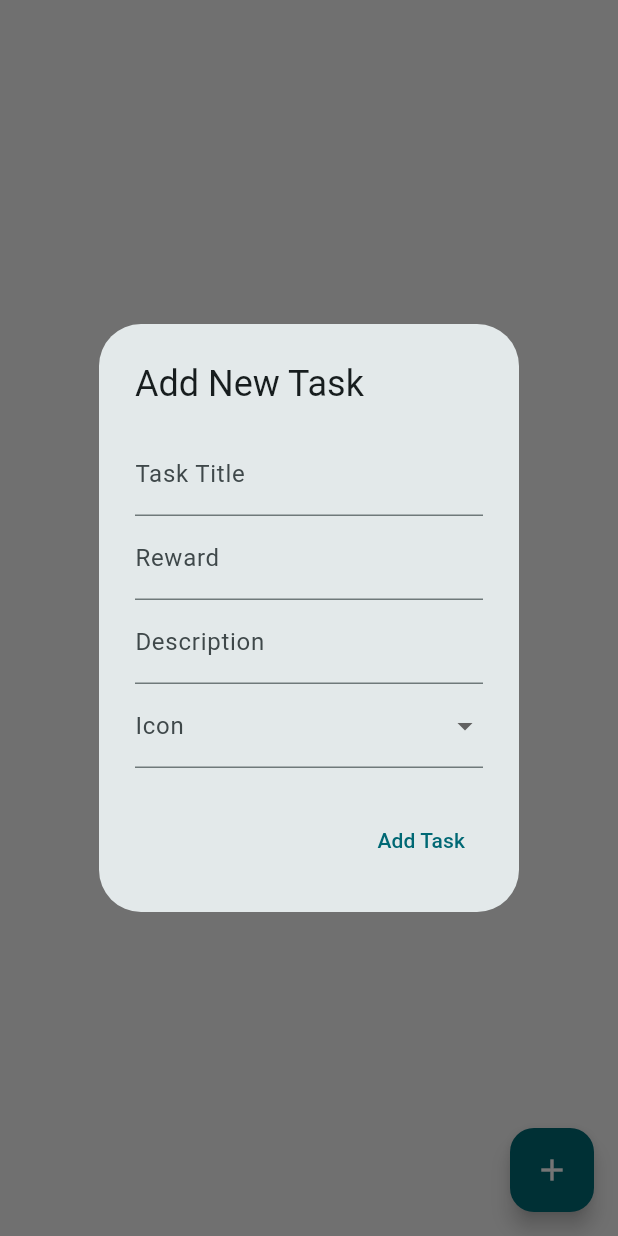
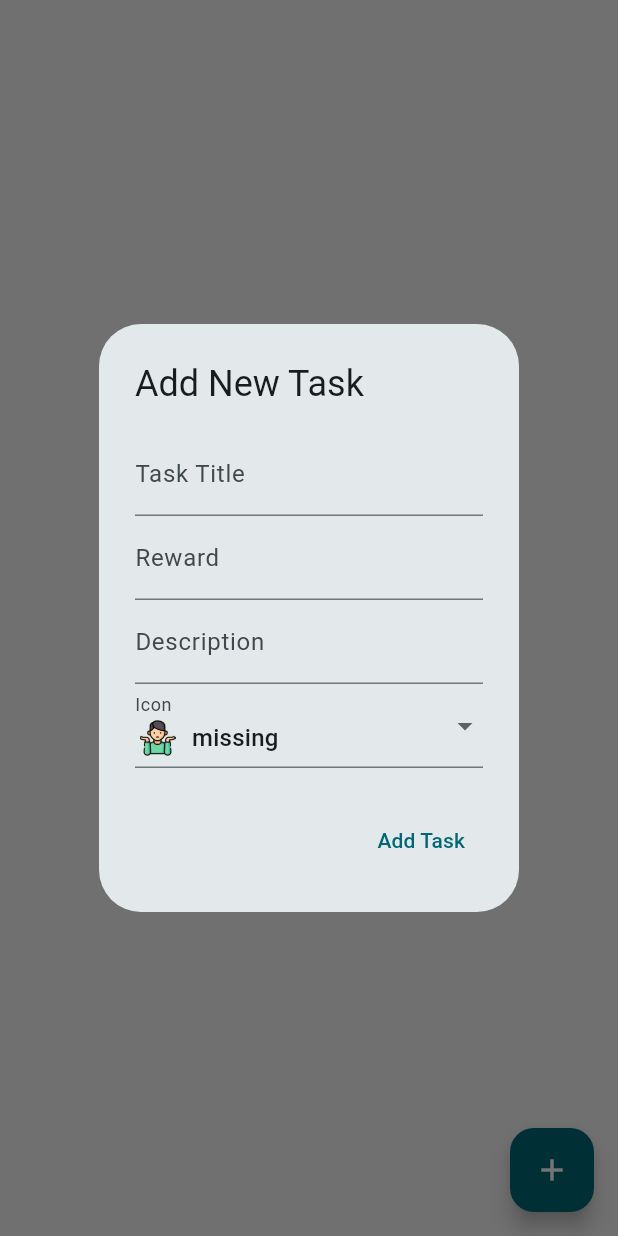
Before and after one commit to mirkovicmilica/DeepHack, a Flutter app: the TaskSwipeScreen screen opened directly with empty values, after a tap on the "add" icon, on a phone screen of 412 x 824 dp. Run offline on Flutter 3.47's test engine with Material 3 defaults, Android fonts, the phone set to English and light mode, and no system bars; our stand-ins replace cloud_firestore, firebase_auth, firebase_core, flutter_spinkit, image_picker, js and 2 more; missing offline and left inert: dart:html, dart:js_util; accounts and stored records are empty.

Commit message:
mising icon

```diff
--- a/tasky/lib/screens/tasks/task_swipe_screen.dart
+++ b/tasky/lib/screens/tasks/task_swipe_screen.dart
@@ -139,7 +139,7 @@ class _TaskSwipeScreenState extends State<TaskSwipeScreen> {
                       ),
                       child: Container(
                         // Expand to fill available space
-                        color: const Color.fromARGB(255,215,215,215),
+                        color: const Color.fromARGB(255, 215, 215, 215),
                         width: double.infinity,
                         height: double.infinity,
                         padding: EdgeInsets.symmetric(
@@ -241,6 +241,7 @@ class _TaskSwipeScreenState extends State<TaskSwipeScreen> {
     final _descriptionController = TextEditingController();
     final _avatarUrlController = TextEditingController();
     final _iconController = TextEditingController();
+    _iconController.text = 'missing';
 
     showDialog(
       context: context,
@@ -285,6 +286,7 @@ class _TaskSwipeScreenState extends State<TaskSwipeScreen> {
                             'toilet-paper',
                             'vacum',
                             'walk-pet',
+                            'missing',
                           ]
                           .map(
                             (code) => DropdownMenuItem(
```
